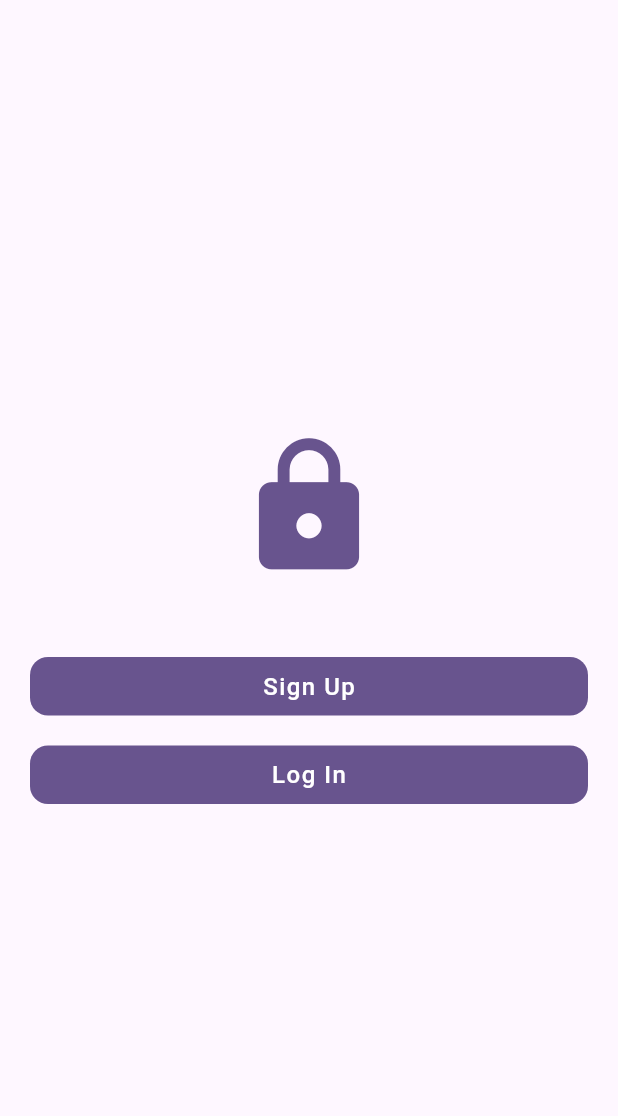
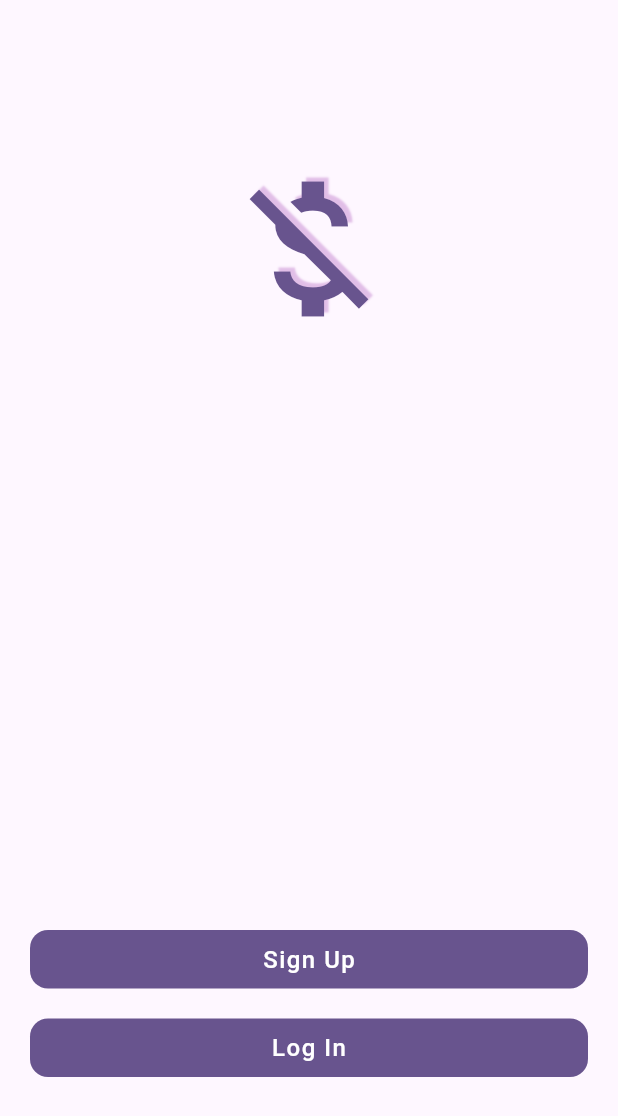
Before and after one commit to Jhay4Julian/multi_step_forms, a Flutter app: the screen it shows after launch, on a phone screen of 412 x 824 dp. Shown: the top 1116 px of the screen. Run offline on Flutter 3.47's test engine with Material 2 defaults, Android fonts, the phone set to English and light mode, and no system bars.

Commit message:
sign up & log in buttons

```diff
--- a/lib/home_page.dart
+++ b/lib/home_page.dart
@@ -1,5 +1,7 @@
 import 'package:flutter/material.dart';
 import 'package:multi_step_forms/components/my_button.dart';
+import 'package:multi_step_forms/pages/login_page.dart';
+import 'package:multi_step_forms/pages/signup_page.dart';
 
 class HomePage extends StatelessWidget {
   const HomePage({super.key});
@@ -10,17 +12,47 @@ class HomePage extends StatelessWidget {
       body: Padding(
         padding: const EdgeInsets.all(20.0),
         child: Column(
-          mainAxisAlignment: MainAxisAlignment.center,
+          mainAxisAlignment: MainAxisAlignment.spaceAround,
           children: [
             Icon(
-              Icons.lock,
-              size: 100,
+              Icons.money_off,
+              shadows: [
+                Shadow(
+                    color: Colors.purple.shade100,
+                    blurRadius: 1,
+                    offset: const Offset(3, -3))
+              ],
+              size: 120,
               color: Theme.of(context).primaryColor,
             ),
             const SizedBox(height: 50),
-            MyButton(title: 'Sign Up', onTap: () {}),
-            const SizedBox(height: 20),
-            MyButton(title: 'Log In', onTap: () {}),
+            Column(
+              children: [
+                MyButton(
+                  title: 'Sign Up',
+                  onTap: () {
+                    Navigator.push(
+                      context,
+                      MaterialPageRoute(
+                        builder: (context) => const SignUpPage(),
+                      ),
+                    );
+                  },
+                ),
+                const SizedBox(height: 20),
+                MyButton(
+                  title: 'Log In',
+                  onTap: () {
+                    Navigator.push(
+                      context,
+                      MaterialPageRoute(
+                        builder: (context) => const LogInPage(),
+                      ),
+                    );
+                  },
+                ),
+              ],
+            ),
           ],
         ),
       ),
```
